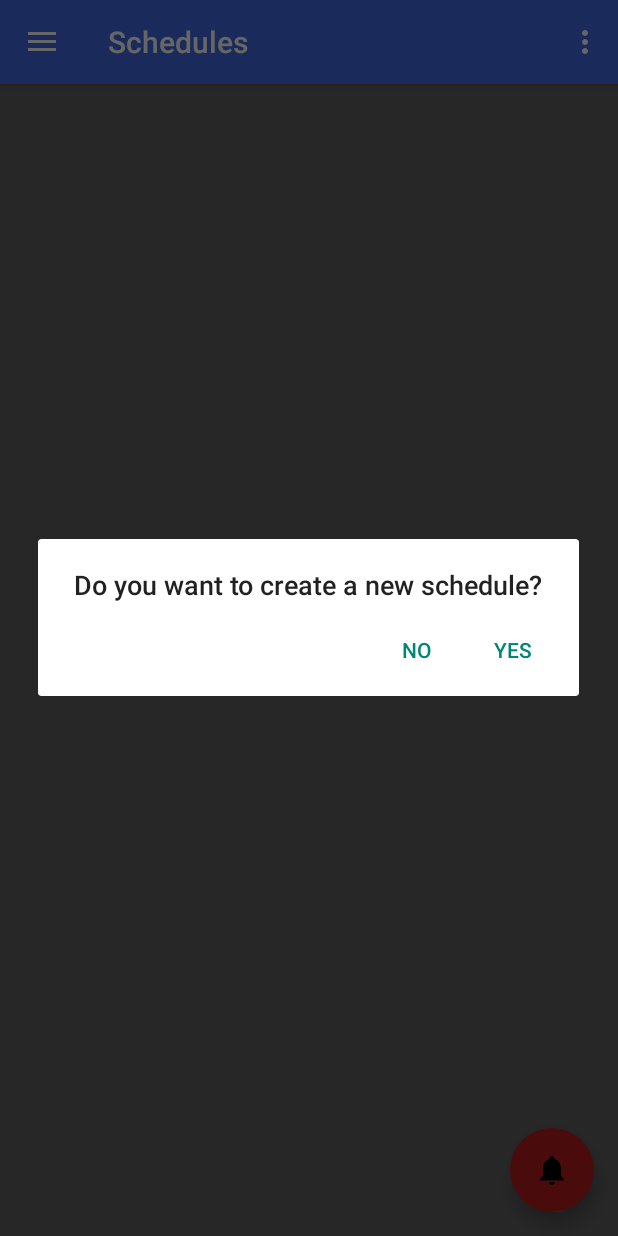
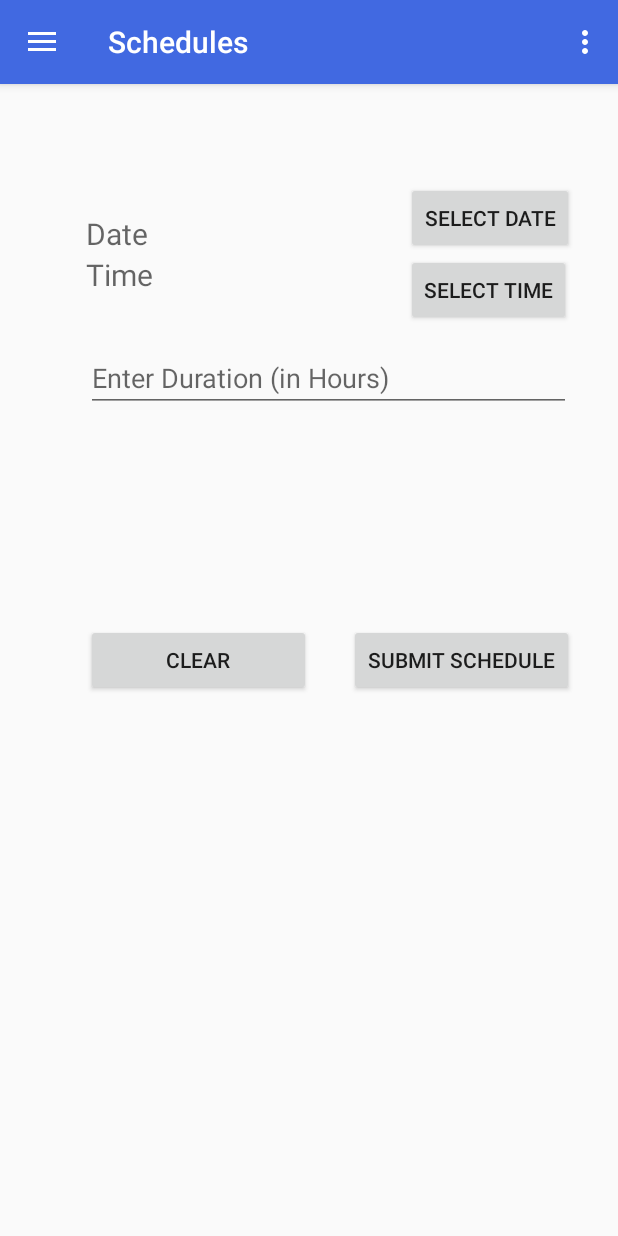
Before and after one commit to LoneWolf36/FirebaseSystem, an Android app: the screen it shows after launch once a user with an empty profile is signed in (NavbarActivity), after a tap on an icon or button, on a phone screen of 412 x 824 dp. Run offline under Robolectric (Android 15) with nearby library versions, the phone set to English and light mode, and no system bars; our stand-ins replace ButterKnife, Firebase (no records; nobody signed in at launch, a user with empty details on screens opened directly); libraries missing offline, so code that uses them is left out: com.stone.vega; 4 statements that could not run were skipped.

Commit message:
Added animations and fixex

```diff
--- a/app/build.gradle
+++ b/app/build.gradle
@@ -53,5 +53,7 @@ dependencies {
 
     implementation 'com.jakewharton:butterknife:8.8.1'
     annotationProcessor 'com.jakewharton:butterknife-compiler:8.8.1'
+    compile 'com.stone.vega.library:VegaLayoutManager:1.0.6'
+    compile 'com.ramotion.garlandview:garland-view:0.3.2'
 }
 apply plugin: 'com.google.gms.google-services'
--- a/app/src/main/java/sih/firebasesendnotif/Fragments/ScheduleFragment.java
+++ b/app/src/main/java/sih/firebasesendnotif/Fragments/ScheduleFragment.java
@@ -4,10 +4,8 @@ import android.content.Context;
 import android.content.SharedPreferences;
 import android.net.Uri;
 import android.os.Bundle;
-import android.support.annotation.Nullable;
 import android.support.v4.app.Fragment;
 import android.support.v7.widget.DefaultItemAnimator;
-import android.support.v7.widget.LinearLayoutManager;
 import android.support.v7.widget.RecyclerView;
 import android.util.Log;
 import android.view.LayoutInflater;
@@ -21,6 +19,7 @@ import com.google.firebase.database.DatabaseError;
 import com.google.firebase.database.DatabaseReference;
 import com.google.firebase.database.FirebaseDatabase;
 import com.google.firebase.database.ValueEventListener;
+import com.stone.vega.library.VegaLayoutManager;
 
 import java.util.ArrayList;
 
@@ -30,7 +29,7 @@ import sih.firebasesendnotif.Classes.ScheduleData;
 
 import static android.content.Context.MODE_PRIVATE;
 
-public class ScheduleFragment extends Fragment {
+public class ScheduleFragment extends Fragment{
 
     FirebaseDatabase database;
     DatabaseReference myRef ;
@@ -69,10 +68,8 @@ public class ScheduleFragment extends Fragment {
         myRef.addValueEventListener(new ValueEventListener() {
             @Override
             public void onDataChange(DataSnapshot dataSnapshot) {
-
                 RecyclerAdapter recyclerAdapter = new RecyclerAdapter(list,getContext());
-                RecyclerView.LayoutManager recyce = new LinearLayoutManager(getContext());
-                recycle.setLayoutManager(recyce);
+                recycle.setLayoutManager(new VegaLayoutManager());
                 recycle.setItemAnimator( new DefaultItemAnimator());
                 recycle.setAdapter(recyclerAdapter);
 
@@ -94,17 +91,6 @@ public class ScheduleFragment extends Fragment {
 
     }
 
-//    @Override
-//    public void onViewCreated(View view, @Nullable Bundle savedInstanceState) {
-//        super.onViewCreated(view, savedInstanceState);
-//
-//        update.setOnClickListener(new View.OnClickListener() {
-//            @Override
-//            public void onClick(View view) {
-//
-//            }
-//        });
-//    }
 
     // TODO: Rename method, update argument and hook method into UI event
     public void onButtonPressed(Uri uri) {
--- a/app/src/main/java/sih/firebasesendnotif/NavbarActivity.java
+++ b/app/src/main/java/sih/firebasesendnotif/NavbarActivity.java
@@ -12,7 +12,6 @@ import android.support.v4.widget.DrawerLayout;
 import android.support.v7.app.ActionBarDrawerToggle;
 import android.support.v7.app.AppCompatActivity;
 import android.support.v7.widget.Toolbar;
-import android.util.Log;
 import android.view.Menu;
 import android.view.MenuItem;
 import android.view.View;
@@ -76,27 +75,10 @@ public class NavbarActivity extends AppCompatActivity implements NavigationView.
     private View.OnClickListener addScheduleListener = new View.OnClickListener() {
         @Override
         public void onClick(View view) {
-            AlertDialog.Builder alert = new AlertDialog.Builder(NavbarActivity.this);
-            alert.setTitle("Do you want to create a new schedule?");
-            alert.setPositiveButton("YES", new DialogInterface.OnClickListener() {
-                @Override
-                public void onClick(DialogInterface dialogInterface, int i) {
-                    Log.d("ALI ", "SAYS YES");
-                    FragmentTransaction ft = getSupportFragmentManager().beginTransaction();
-                    ft.replace(R.id.toPopulate, new AddScheduleFragment());
-                    ft.commit();
-                }
-            });
-
-            alert.setNegativeButton("NO", new DialogInterface.OnClickListener() {
-                @Override
-                public void onClick(DialogInterface dialogInterface, int i) {
-                    Log.d("ALI ", "SAYS NO");
-                }
-            });
-            AlertDialog dialog = alert.create();
-            dialog.show();
-
+            FragmentTransaction ft = getSupportFragmentManager().beginTransaction();
+            ft.replace(R.id.toPopulate, new AddScheduleFragment());
+            ft.commit();
+            fab.setVisibility(View.INVISIBLE);
         }
     };
 
@@ -191,6 +173,7 @@ public class NavbarActivity extends AppCompatActivity implements NavigationView.
                     .show();
         }
 
+        // Location picker fragment
         else if (id == R.id.activity_location_picker) {
             new AlertDialog.Builder(this)
                     .setIcon(android.R.drawable.ic_dialog_alert)
```
Also changed, not shown: app/src/main/java/sih/firebasesendnotif/RecyclerAdapter.java (+24 -24 lines).
